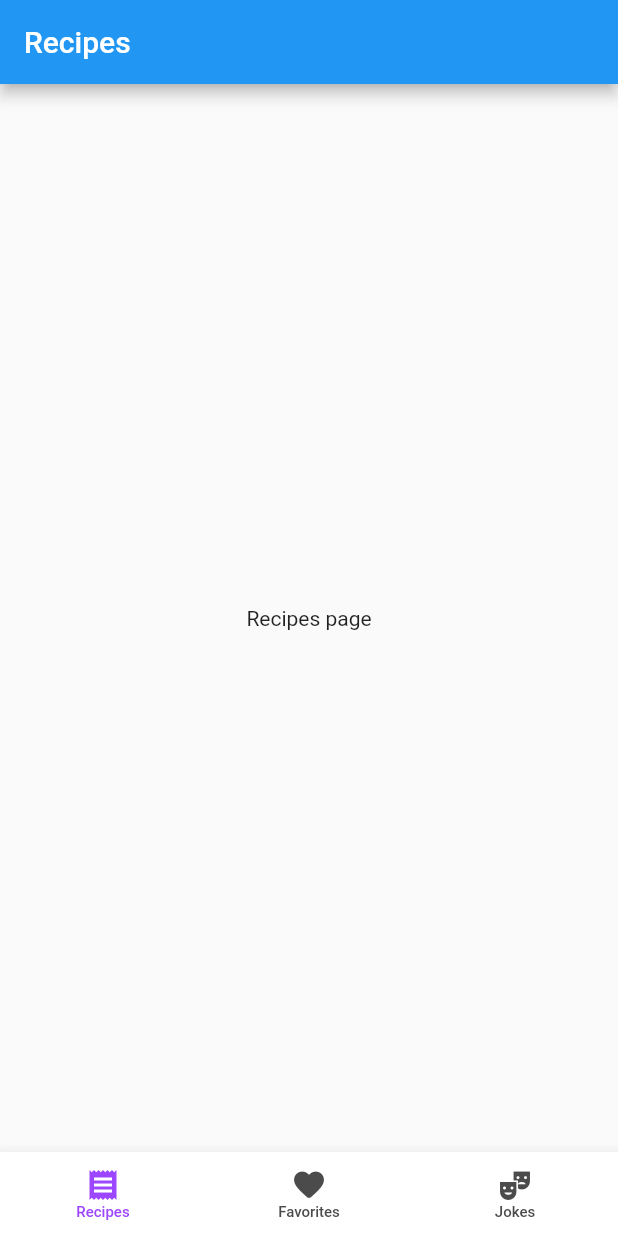
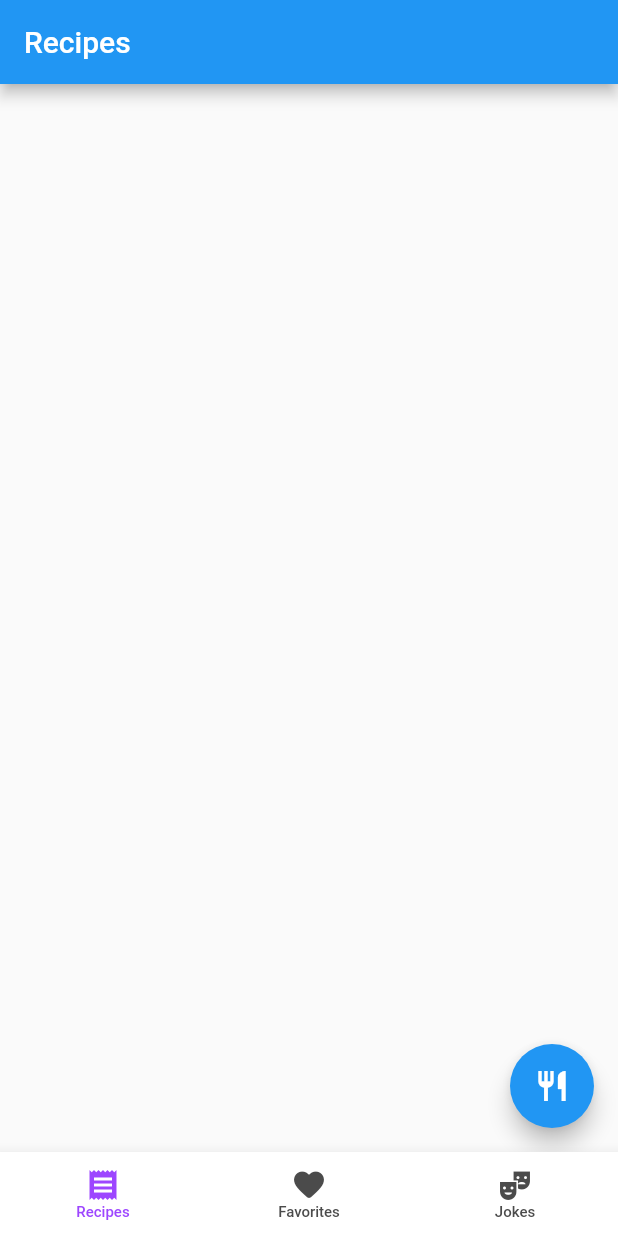
Before and after one commit to Donaboyev/foody, a Flutter app: the screen it shows after launch, on a phone screen of 412 x 824 dp. Run offline on Flutter 3.47's test engine with Material 2 defaults, Android fonts, the phone set to English and light mode, and no system bars; our stand-ins replace get.

Commit message:
recipes page changed a bit

```diff
--- a/lib/ui/recipes/recipes_screen.dart
+++ b/lib/ui/recipes/recipes_screen.dart
@@ -10,9 +10,11 @@ class RecipesPage extends StatelessWidget {
         title: Text('Recipes'),
       ),
       body: SafeArea(
-        child: Center(
-          child: Text('Recipes page'),
-        ),
+        child: Center(),
+      ),
+      floatingActionButton: FloatingActionButton(
+        child: Icon(Icons.restaurant),
+        onPressed: () {},
       ),
     );
   }
```
